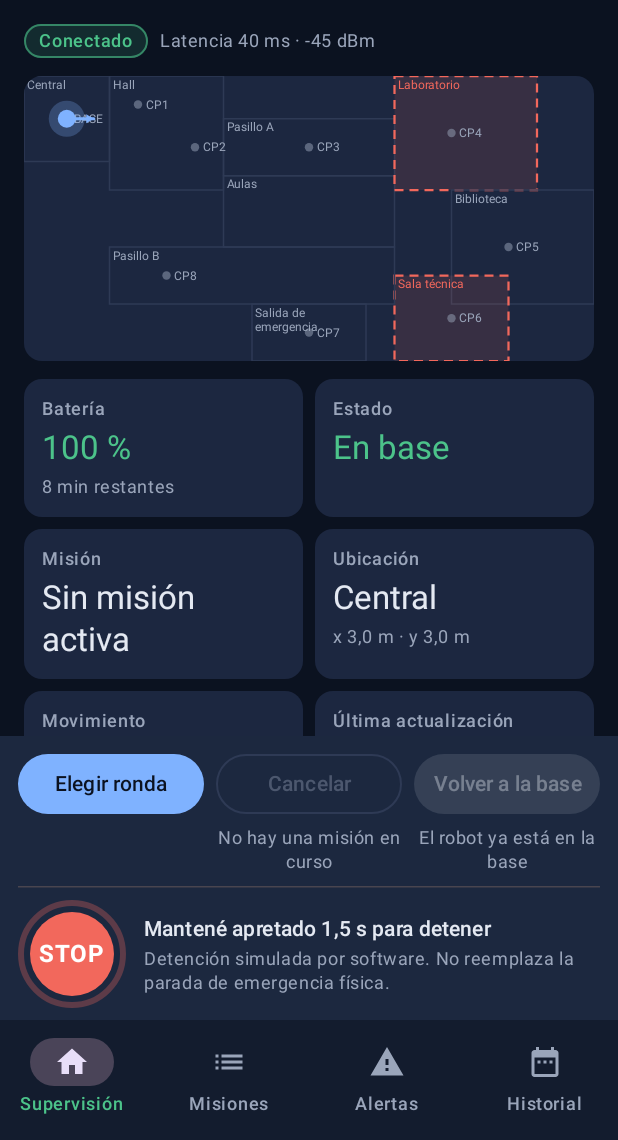
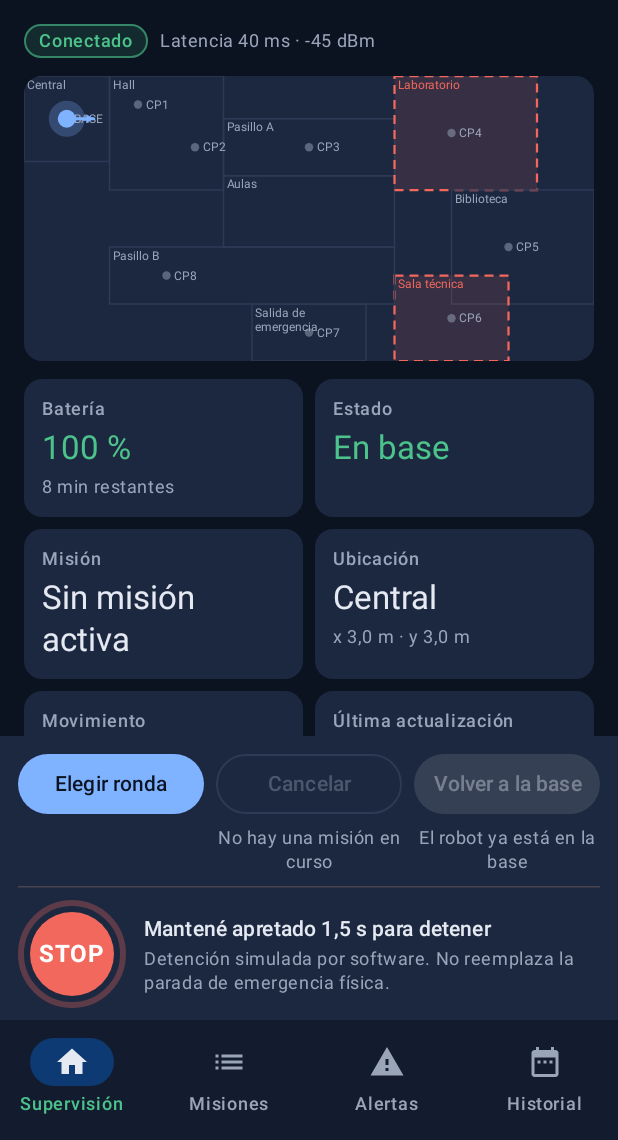
Before and after one commit to DesarrolloApps1/tp-da1-robot, an Android app built with Jetpack Compose: the screen it shows after launch (MainActivity), after a tap on "Vigía-01", on a phone screen of 412 x 824 dp, the part 96-1236 px from its top. Run offline under Robolectric (Android 15) with nearby library versions, the phone set to English and light mode, and no system bars; our stand-ins replace Room's generated code.

Commit message:
Set container colors in night theme

```diff
--- a/app/src/main/java/com/vigia/ui/theme/Theme.kt
+++ b/app/src/main/java/com/vigia/ui/theme/Theme.kt
@@ -38,6 +38,9 @@ private val darkColors = darkColorScheme(
     onPrimaryContainer = Palette.Ink,
     secondary = Palette.Green,
     onSecondary = Palette.Navy,
+    // Indicador de la pestaña activa y filtros elegidos
+    secondaryContainer = Palette.BlueDeep,
+    onSecondaryContainer = Palette.Ink,
     tertiary = Palette.Amber,
     onTertiary = Palette.Navy,
     background = Palette.Navy,
@@ -45,7 +48,12 @@ private val darkColors = darkColorScheme(
     surface = Palette.NavySurface,
     onSurface = Palette.Ink,
     surfaceVariant = Palette.NavyRaised,
+    // Sin estos, diálogos, hojas y chips usan el gris violáceo por defecto de Material 3
+    surfaceContainerLowest = Palette.Navy,
+    surfaceContainerLow = Palette.NavySurface,
     surfaceContainer = Palette.NavySurface,
+    surfaceContainerHigh = Palette.NavyRaised,
+    surfaceContainerHighest = Palette.NavyRaised,
     onSurfaceVariant = Palette.Muted,
     outline = Palette.Line,
     error = Palette.Red,
@@ -56,11 +64,18 @@ private val lightColors = lightColorScheme(
     primary = Palette.BlueDeep,
     onPrimary = Palette.Paper,
     secondary = Color(0xFF1F7A52),
+    secondaryContainer = Color(0xFFD6E3F7),
+    onSecondaryContainer = Palette.BlueDeep,
     tertiary = Color(0xFF9A6A00),
     background = Palette.Paper,
     onBackground = Palette.PaperInk,
     surface = Color.White,
     onSurface = Palette.PaperInk,
+    surfaceContainerLowest = Color.White,
+    surfaceContainerLow = Palette.Paper,
+    surfaceContainer = Color(0xFFEFF2F7),
+    surfaceContainerHigh = Color(0xFFE8ECF3),
+    surfaceContainerHighest = Color(0xFFE1E6EF),
     error = Color(0xFFB3261E),
 )
 
```
